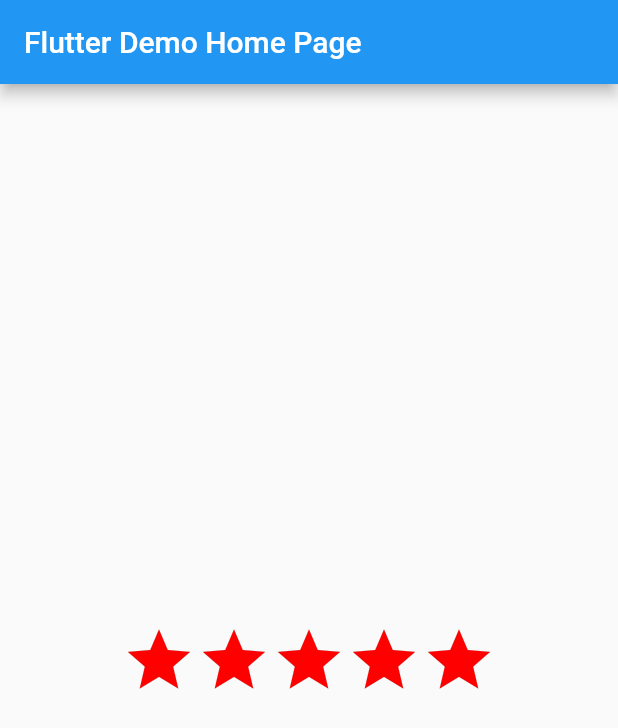
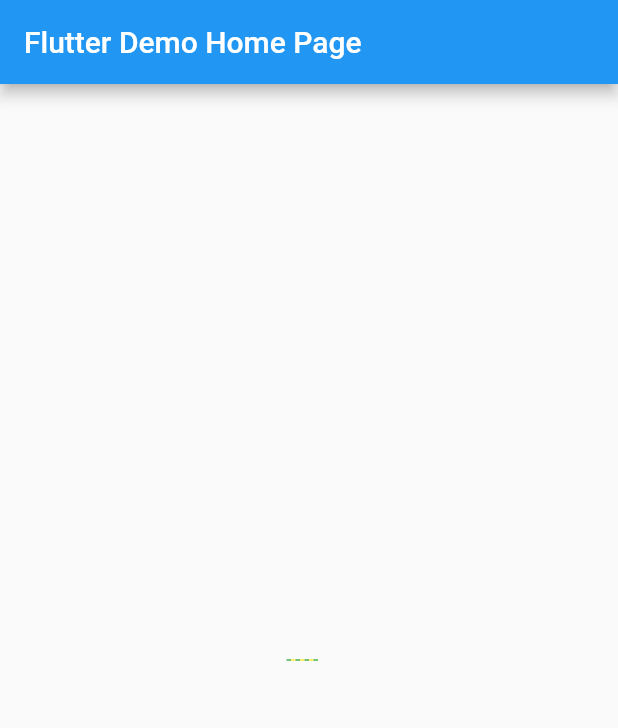
Before and after one commit to BlacksSky/douban_flutter, a Flutter app: the screen it shows after launch, on a phone screen of 412 x 824 dp. Shown: the top 728 px of the screen. Run offline on Flutter 3.47's test engine with Material 2 defaults, Android fonts, the phone set to English and light mode, and no system bars.

Commit message:
添加自定义虚线widget

```diff
--- a/lib/main.dart
+++ b/lib/main.dart
@@ -1,3 +1,4 @@
+import 'widget_pub/zy_dashed_line.dart';
 import 'package:flutter/material.dart';
 import 'widget_pub/zy_start_rating.dart';
 
@@ -36,7 +37,7 @@ class _MyHomePageState extends State<MyHomePage> {
       appBar: AppBar(
         title: Text(widget.title),
       ),
-      body: Center(child: ZYStartRating(20.0)),
+      body: Center(child: ZYDashedLine(size: 30,height: 1,gapWidth: 5,lineWidth: 3,direction: Axis.horizontal,)),
     );
   }
 }
--- /dev/null
+++ b/lib/widget_pub/zy_dashed_line.dart
@@ -0,0 +1,91 @@
+import 'package:flutter/material.dart';
+import 'package:flutter/widgets.dart';
+
+class ZYDashedLine extends StatefulWidget {
+  final double size; //大小，水平时代表宽，垂直时代表高
+  final double height;//高度，虚线的厚度
+  final double gapWidth;//间隔的宽度
+  final double lineWidth;//虚线的宽度
+  final Axis direction;//
+  int _count;
+
+  ZYDashedLine({
+    @required this.size,
+    this.height = 1,
+    this.gapWidth = 1,
+    this.lineWidth = 2,
+    this.direction = Axis.horizontal,
+  });
+
+  @override
+  _ZYDashedLineState createState() => _ZYDashedLineState();
+}
+
+class _ZYDashedLineState extends State<ZYDashedLine> {
+  @override
+  @override
+  Widget build(BuildContext context) {
+    widget._count =
+        ((widget.size + widget.gapWidth) / (widget.gapWidth + widget.lineWidth))
+            .floor();
+
+    double width = widget.size;
+    double height = widget.height;
+    print("direction:${widget.direction},width:$width,height:$height");
+    if (widget.direction == Axis.vertical) {
+      width = widget.height;
+      height = widget.size;
+    }
+    print("direction:${widget.direction},width:$width,height:$height");
+
+    return Container(
+      child: Flex(
+        direction: widget.direction,
+        children: dashedList(),
+        mainAxisSize: MainAxisSize.min,
+      ),
+      width: width,
+      height: height,
+    );
+  }
+
+  //  获取虚线列表
+  List<Widget> dashedList() {
+    double width = widget.lineWidth;
+    double height = widget.size;
+    if (widget.direction == Axis.vertical) {
+      width = widget.size;
+      height = widget.lineWidth;
+    }
+    List<Widget> list = [];
+    SizedBox lineBox = buildLineBox(width, height);
+    SizedBox gapBox = buildGapBox(width, height);
+
+    for (int i = 0; i < (this.widget._count - 1); i++) {
+      list.add(lineBox);
+      list.add(gapBox);
+    }
+    list.add(lineBox);
+    return list;
+  }
+
+  // 线
+  SizedBox buildLineBox(double width, double height) {
+    return SizedBox(
+        width: width,
+        height: height,
+        child: DecoratedBox(
+          decoration: BoxDecoration(color: Colors.green),
+        ));
+  }
+
+  //  间隙
+  SizedBox buildGapBox(double width, double height) {
+    return SizedBox(
+        width: width,
+        height: height,
+        child: DecoratedBox(
+          decoration: BoxDecoration(color: Colors.yellow),
+        ));
+  }
+}
```
